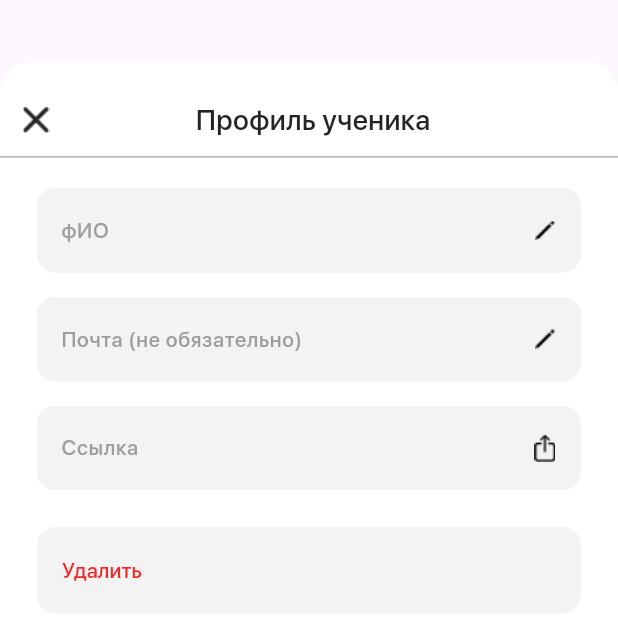
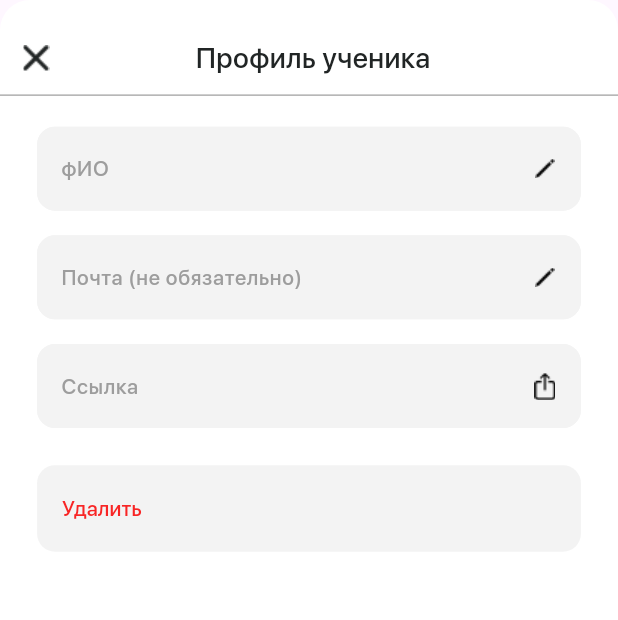
Before and after one commit to Kuzetov-Alexander/school_journal, a Flutter app: the StudentProfile widget shown alone on an empty page, opened directly, on a phone screen of 412 x 824 dp. Shown: the top 620 px of the screen. Run offline on Flutter 3.47's test engine with Material 2 defaults, Android fonts, the phone set to English and light mode, and no system bars; our stand-ins replace dartz, equatable, firebase_auth, firebase_core, flutter_bloc, go_router; missing offline and left inert: adaptive_action_sheet; accounts and stored records are empty.

Commit message:
updated ui

```diff
--- a/lib/features/student_scores/presentation/widgets/student_profile.dart
+++ b/lib/features/student_scores/presentation/widgets/student_profile.dart
@@ -17,11 +17,10 @@ class _StudentProfileState extends State<StudentProfile> {
   Widget build(BuildContext context) {
     double widthScreen = MediaQuery.of(context).size.width;
     double heightScreen = MediaQuery.of(context).size.height;
-    return DraggableScrollableSheet(
-      initialChildSize: 0.95,
-      minChildSize: 0.5,
-      maxChildSize: 1,
-      builder: (_, controller) => Container(
+    return Column(mainAxisSize: MainAxisSize.min,
+      children: [
+        Container(
+          height: heightScreen*0.95,
           decoration: const BoxDecoration(
             color: Colors.white,
             borderRadius: BorderRadius.vertical(
@@ -245,6 +244,7 @@ class _StudentProfileState extends State<StudentProfile> {
             ],
           ),
         ),
+      ],
     );
   }
 }
```
Also changed, not shown: lib/features/student_scores/presentation/widgets/add_student_widget.dart (+5 -5 lines). Lines whose indentation alone changed are shown as unchanged.
